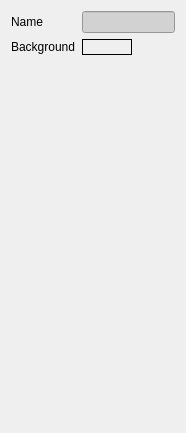
This is src/PropertiesWindow.ui in neuronalmotion/blueprint as Qt 5 draws it before an edit. The edited form follows.
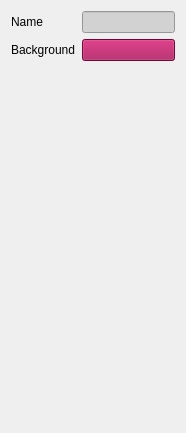
This is the edited form.

Commit message: Allow to change background color from Properties panel

What changed in the file:
```diff
--- a/src/PropertiesWindow.ui
+++ b/src/PropertiesWindow.ui
@@ -31,35 +31,26 @@
      </property>
     </widget>
    </item>
-   <item row="1" column="0">
+   <item row="2" column="0">
     <widget class="QLabel" name="label">
      <property name="text">
       <string>Background</string>
      </property>
     </widget>
    </item>
-   <item row="1" column="1">
-    <widget class="QLabel" name="backgroundColor">
-     <property name="minimumSize">
-      <size>
-       <width>50</width>
-       <height>0</height>
-      </size>
+   <item row="2" column="1">
+    <widget class="QPushButton" name="backgroundColor">
+     <property name="autoFillBackground">
+      <bool>false</bool>
      </property>
-     <property name="maximumSize">
-      <size>
-       <width>50</width>
-       <height>16777215</height>
-      </size>
-     </property>
-     <property name="frameShape">
-      <enum>QFrame::Box</enum>
+     <property name="styleSheet">
+      <string notr="true">background-color: rgb(160, 9, 77);</string>
      </property>
      <property name="text">
       <string/>
      </property>
-     <property name="alignment">
-      <set>Qt::AlignLeading|Qt::AlignLeft|Qt::AlignVCenter</set>
+     <property name="flat">
+      <bool>false</bool>
      </property>
     </widget>
    </item>
```
The commit also changes 4 other files.
